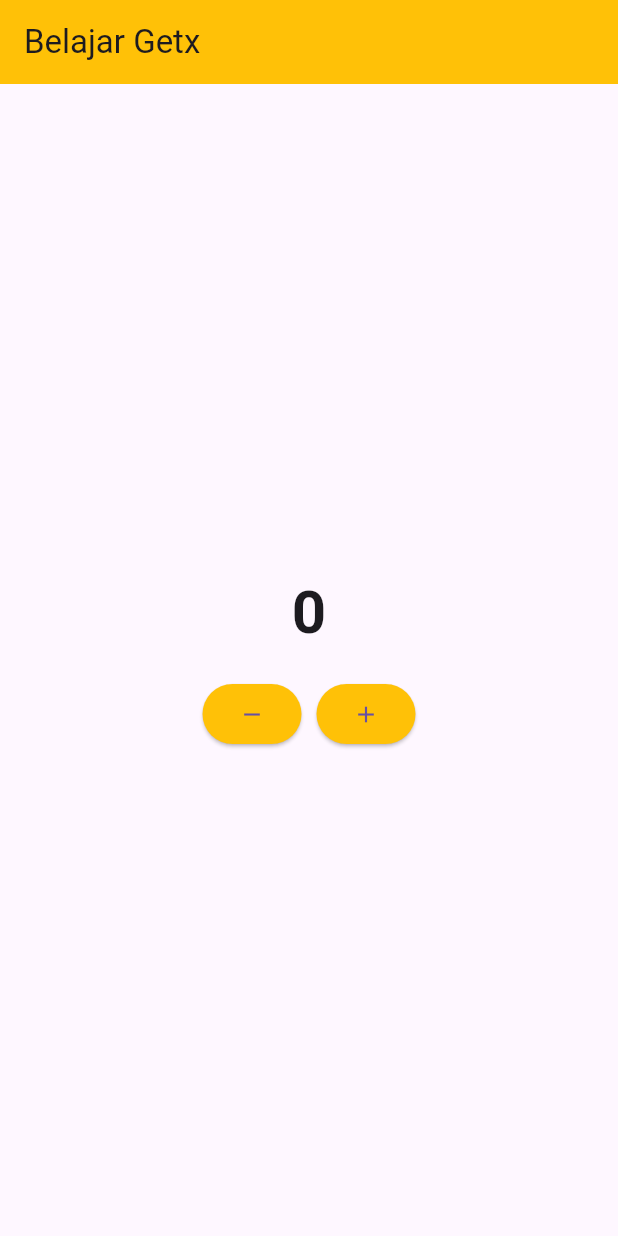
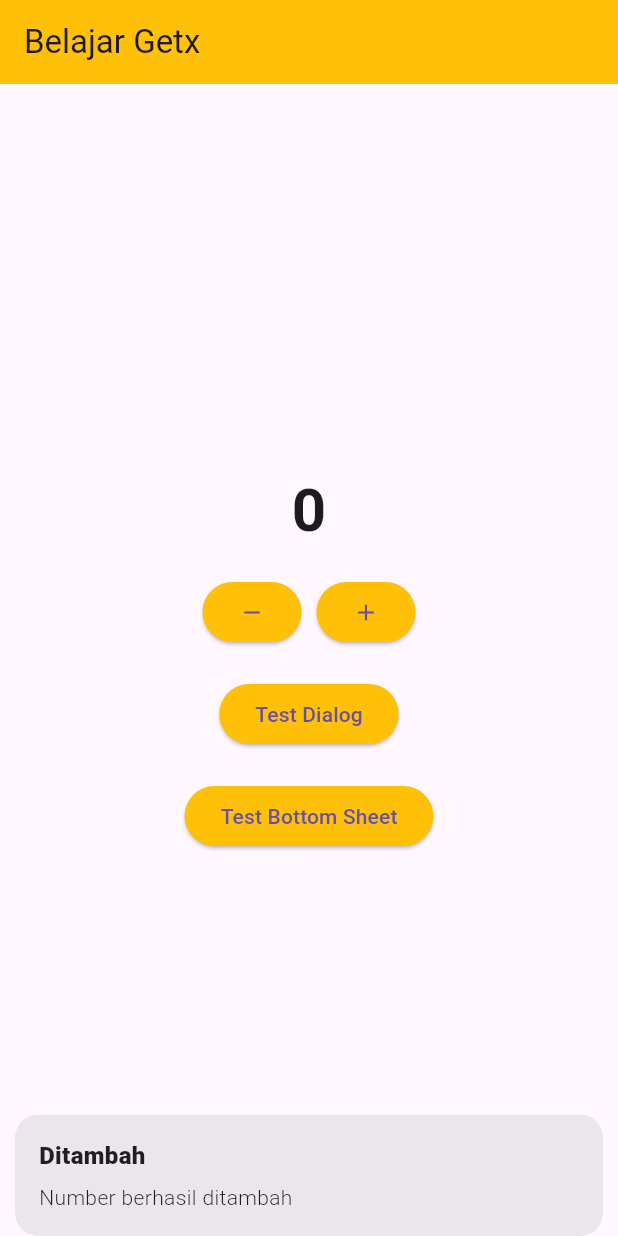
Before and after one commit to itsMallix/flutter_GetX, a Flutter app: the screen it shows after launch, after a tap on the "remove" icon, after a tap on the "add" icon, on a phone screen of 412 x 824 dp. Run offline on Flutter 3.47's test engine with Material 3 defaults, Android fonts, the phone set to English and light mode, and no system bars; our stand-ins replace get.

Commit message:
docs : add snackbar, bttomsheet

```diff
--- a/lib/views/screen_home.dart
+++ b/lib/views/screen_home.dart
@@ -37,6 +37,11 @@ class ScreenHome extends StatelessWidget {
                   ),
                   onPressed: () {
                     getController.decrement();
+                    Get.snackbar(
+                      "Dikurangi",
+                      "Number berhasil dikurangi",
+                      snackPosition: SnackPosition.BOTTOM,
+                    );
                   },
                   child: const Icon(Icons.remove),
                 ),
@@ -47,10 +52,71 @@ class ScreenHome extends StatelessWidget {
                   ),
                   onPressed: () {
                     getController.increment();
+                    Get.snackbar(
+                      "Ditambah",
+                      "Number berhasil ditambah",
+                      snackPosition: SnackPosition.BOTTOM,
+                    );
                   },
                   child: const Icon(Icons.add),
                 ),
               ],
+            ),
+            const SizedBox(height: 20),
+            ElevatedButton(
+              style: ElevatedButton.styleFrom(
+                backgroundColor: Colors.amber,
+              ),
+              onPressed: () {
+                Get.defaultDialog(
+                    title: "Test Dialogue",
+                    content: const Text("Test dialogue content"),
+                    actions: [
+                      TextButton(
+                        onPressed: () {
+                          Get.back();
+                        },
+                        child: const Text("Cancel"),
+                      ),
+                      TextButton(
+                        onPressed: () {
+                          Get.back();
+                        },
+                        child: const Text("Ok"),
+                      ),
+                    ]);
+              },
+              child: const Text(
+                "Test Dialog",
+              ),
+            ),
+            const SizedBox(height: 20),
+            ElevatedButton(
+              style: ElevatedButton.styleFrom(
+                backgroundColor: Colors.amber,
+              ),
+              onPressed: () {
+                Get.bottomSheet(
+                  Container(
+                    height: 200,
+                    width: double.infinity,
+                    padding: const EdgeInsets.all(12.0),
+                    decoration: const BoxDecoration(
+                      color: Colors.amber,
+                    ),
+                    child: const Column(
+                      crossAxisAlignment: CrossAxisAlignment.start,
+                      children: [
+                        Text("Test Bottom sheet"),
+                        Text("Test Bottom sheet"),
+                        Text("Test Bottom sheet"),
+                        Text("Test Bottom sheet"),
+                      ],
+                    ),
+                  ),
+                );
+              },
+              child: const Text("Test Bottom Sheet"),
             )
           ],
         ),
```
